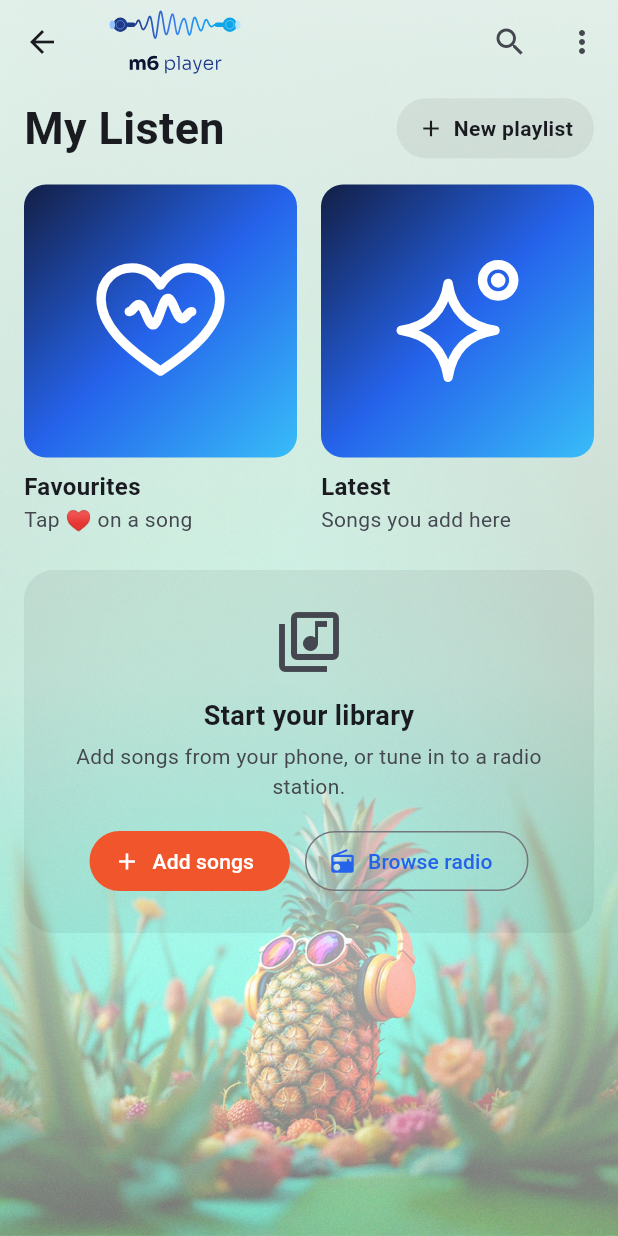
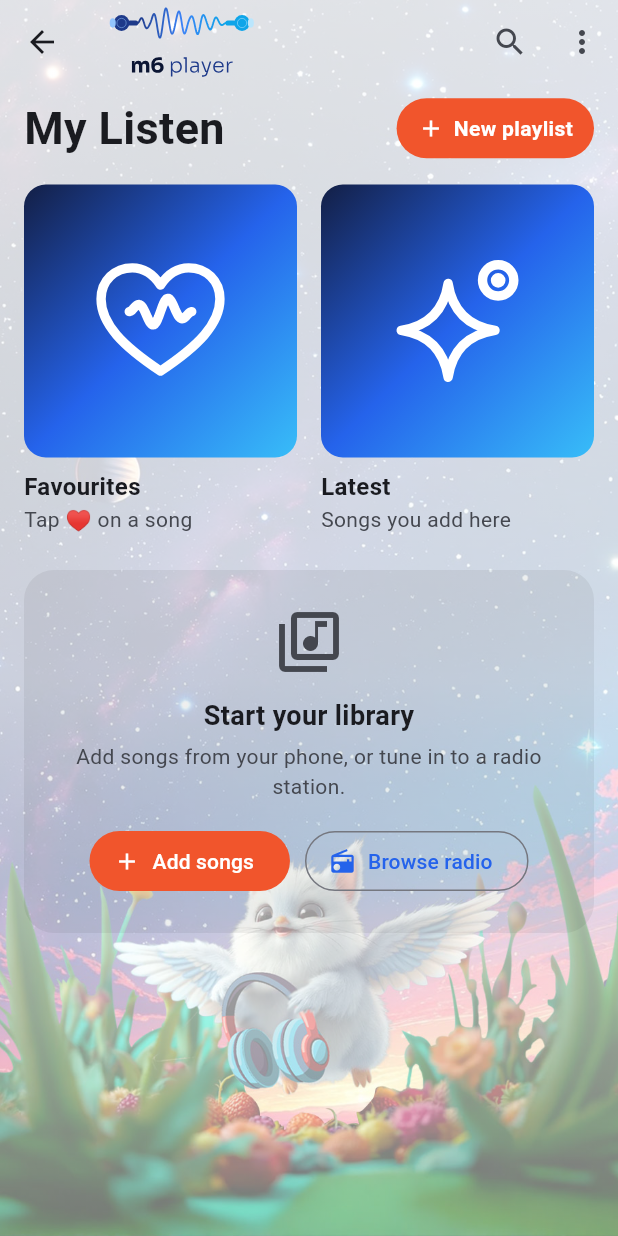
Before and after one commit to Mukiria/m6_player, a Flutter app: the HomeTab screen opened directly with empty values, on a phone screen of 412 x 824 dp. Run offline on Flutter 3.47's test engine with Material 3 defaults, Android fonts, the phone set to English and light mode, and no system bars; our stand-ins replace audio_service, file_picker, flutter_svg, just_audio, share_plus, video_player; missing offline and left inert: audio_metadata_reader, audio_session, photo_manager, screen_brightness, volume_controller; network calls fail; statements that could not run were skipped; project files that could hold a hidden picture were left out.

Commit message:
Home: white cards in dark mode, orange New playlist button, transfer.jpg background; Videos: smaller headings and text; logo +10%; transparent nav corners
Co-Authored-By: Claude Sonnet 5.5 <noreply@anthropic.com>

```diff
--- a/lib/screens/home_screen.dart
+++ b/lib/screens/home_screen.dart
@@ -103,6 +103,7 @@ class _HomeScreenState extends State<HomeScreen> {
 
     // The orange block with rounded top corners: mini player on top (with its progress track), then the nav in a white pill.
     return Scaffold(
+      extendBody: true, // The page shows through the nav block's rounded corners
       body: tabs,
       bottomNavigationBar: ClipRRect(
         borderRadius: BorderRadius.vertical(top: Radius.circular(28)),
--- a/lib/screens/home_tab.dart
+++ b/lib/screens/home_tab.dart
@@ -103,7 +103,7 @@ class _HomeTabState extends State<HomeTab> {
     List<RadioStation> stations = _store?.radioRecent.take(12).toList() ?? [];
 
     return TabBackground(
-      image: 'assets/backgrounds/music.jpg',
+      image: 'assets/backgrounds/transfer.jpg',
       child: Scaffold(
         backgroundColor: Colors.transparent,
         appBar: AppBar(
@@ -180,10 +180,25 @@ class _HomeTabState extends State<HomeTab> {
         child: Text(text, style: TextStyle(fontSize: 22, fontWeight: FontWeight.w700)),
       );
 
+  /// A card on the page: its usual tint, or white in dark mode (its contents then use the light theme, so the text stays dark).
+  Widget _card({required Color tint, required double radius, required EdgeInsets padding, required Widget child}) {
+    bool dark = Theme.of(context).brightness == Brightness.dark;
+    Widget card = Container(
+      padding: padding,
+      decoration: BoxDecoration(color: dark ? Colors.white : tint, borderRadius: BorderRadius.circular(radius)),
+      // A Material here gives the text the (light) theme's default style, and the rows their ink
+      child: Material(type: MaterialType.transparency, child: child),
+    );
+    return dark ? Theme(data: lightTheme(), child: card) : card;
+  }
+
   Widget _emptyCard(ColorScheme colors) {
-    return Container(
+    bool dark = Theme.of(context).brightness == Brightness.dark;
+    if (dark) colors = lightTheme().colorScheme;
+    return _card(
+      tint: buttonFill(Theme.of(context).brightness),
+      radius: 20,
       padding: EdgeInsets.all(24),
-      decoration: BoxDecoration(color: buttonFill(Theme.of(context).brightness), borderRadius: BorderRadius.circular(20)),
       child: Column(
         children: [
           Icon(Icons.library_music_outlined, size: 48, color: colors.onSurfaceVariant),
@@ -310,9 +325,11 @@ class _HomeTabState extends State<HomeTab> {
 
   Widget _featuredCard(Playlist playlist, ColorScheme colors) {
     List<File> songs = _songsOf(playlist);
-    return Container(
+    if (Theme.of(context).brightness == Brightness.dark) colors = lightTheme().colorScheme;
+    return _card(
+      tint: colors.surfaceContainer,
+      radius: 24,
       padding: EdgeInsets.all(16),
-      decoration: BoxDecoration(color: colors.surfaceContainer, borderRadius: BorderRadius.circular(24)),
       child: Column(
         children: [
           Row(
@@ -375,7 +392,7 @@ class _HomeTabState extends State<HomeTab> {
   }
 }
 
-/// A small rounded button in the app's idle-pill style.
+/// A small rounded orange button with white text.
 class _PillButton extends StatelessWidget {
   final IconData icon;
   final String label;
@@ -386,7 +403,7 @@ class _PillButton extends StatelessWidget {
   @override
   Widget build(BuildContext context) {
     return Material(
-      color: buttonFill(Theme.of(context).brightness),
+      color: brandOrange,
       shape: StadiumBorder(),
       child: InkWell(
         customBorder: StadiumBorder(),
@@ -395,7 +412,11 @@ class _PillButton extends StatelessWidget {
           padding: EdgeInsets.symmetric(horizontal: 14, vertical: 10),
           child: Row(
             mainAxisSize: MainAxisSize.min,
-            children: [Icon(icon, size: 18), SizedBox(width: 6), Text(label, style: TextStyle(fontWeight: FontWeight.w600))],
+            children: [
+              Icon(icon, size: 18, color: Colors.white),
+              SizedBox(width: 6),
+              Text(label, style: TextStyle(fontWeight: FontWeight.w600, color: Colors.white)),
+            ],
           ),
         ),
       ),
--- a/lib/screens/music_player_screen.dart
+++ b/lib/screens/music_player_screen.dart
@@ -290,7 +290,7 @@ class _MusicPlayerScreenState extends State<MusicPlayerScreen> {
   Widget _playlistsTab(ColorScheme colors) {
     List<Playlist> playlists = _store?.playlistsOf(MediaKind.audio) ?? [];
     return ListView(
-      padding: EdgeInsets.only(bottom: 8),
+      padding: EdgeInsets.only(bottom: 8 + MediaQuery.paddingOf(context).bottom), // Clear of the bottom nav
       children: [
         SmartPlaylistTiles(kind: MediaKind.audio),
         ListTile(
--- a/lib/screens/video_screen.dart
+++ b/lib/screens/video_screen.dart
@@ -172,7 +172,7 @@ class _VideoScreenState extends State<VideoScreen> {
   Widget _playlistsTab(ColorScheme colors) {
     List<Playlist> playlists = _store?.playlistsOf(MediaKind.video) ?? [];
     return ListView(
-      padding: EdgeInsets.only(bottom: 8),
+      padding: EdgeInsets.only(bottom: 8 + MediaQuery.paddingOf(context).bottom), // Clear of the bottom nav
       children: [
         SmartPlaylistTiles(kind: MediaKind.video),
         ListTile(
--- a/lib/widgets/app_logo.dart
+++ b/lib/widgets/app_logo.dart
@@ -20,7 +20,7 @@ class AppLogo extends StatefulWidget {
   /// Always use the light version (for a white background, whatever the theme).
   final bool forceLight;
 
-  const AppLogo({super.key, this.height = 44, this.alwaysAnimate = false, this.forceLight = false});
+  const AppLogo({super.key, this.height = 48.4, this.alwaysAnimate = false, this.forceLight = false});
 
   @override
   State<AppLogo> createState() => _AppLogoState();
--- a/lib/widgets/video_folders.dart
+++ b/lib/widgets/video_folders.dart
@@ -40,7 +40,7 @@ class VideoFolders extends StatelessWidget {
           return Center(child: Text("No videos on this phone yet.", style: TextStyle(color: colors.onSurfaceVariant)));
         }
         return ListView.builder(
-          padding: EdgeInsets.only(top: 8, bottom: 8),
+          padding: EdgeInsets.only(top: 8, bottom: 8 + MediaQuery.paddingOf(context).bottom), // Clear of the bottom nav
           itemCount: paths.length,
           itemBuilder: (context, index) {
             String path = paths[index];
```
Also changed, not shown: lib/widgets/video_list.dart (+8 -8 lines), 1 other file.
